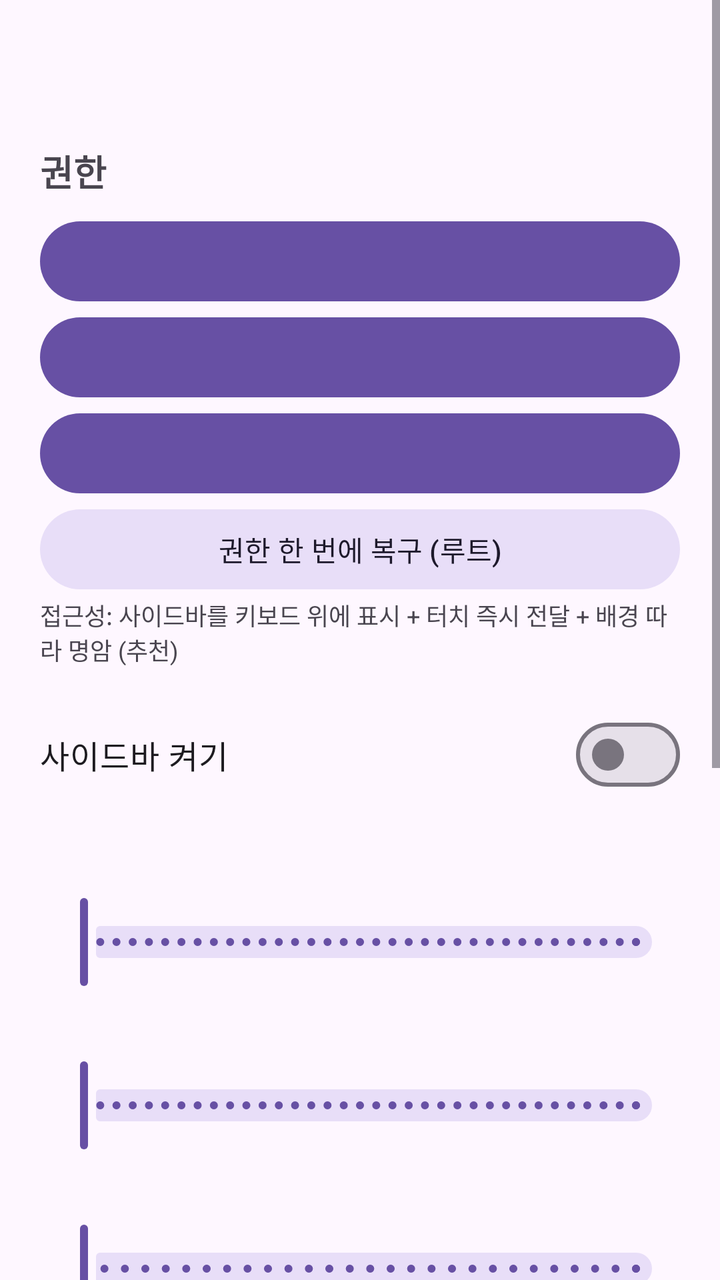
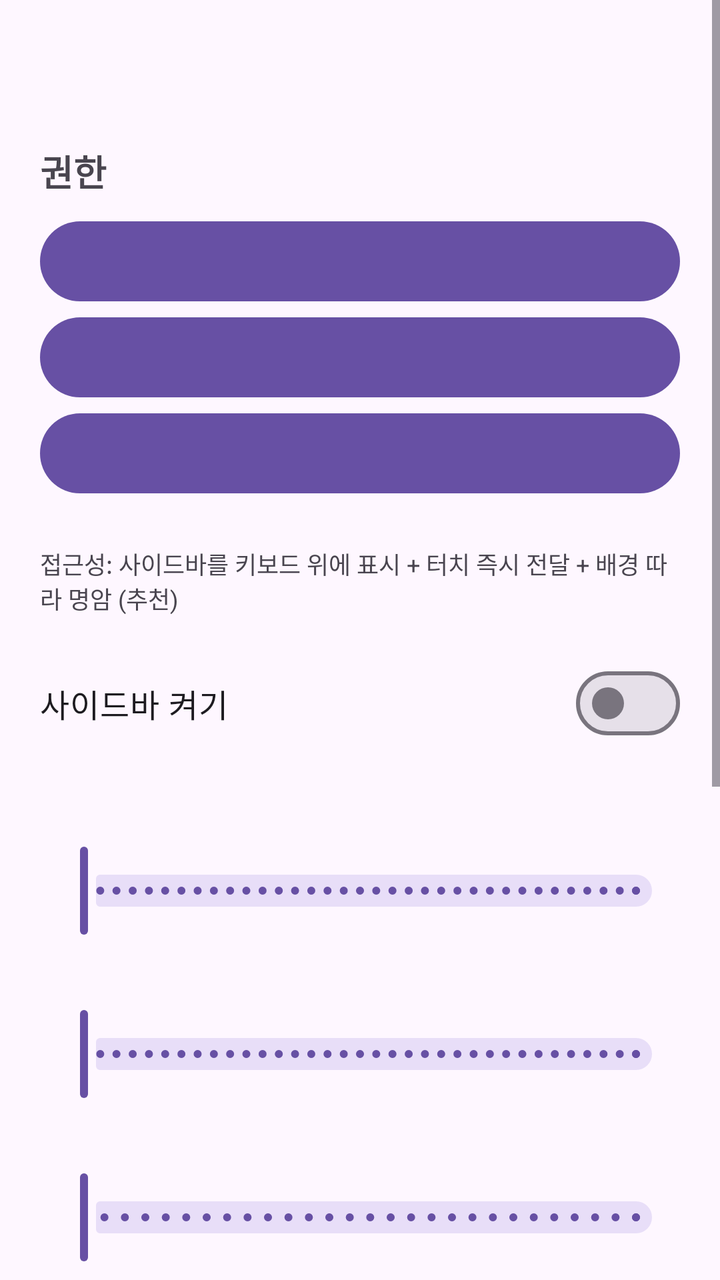

Before-and-after screenshots of an Android layout around one commit, followed by the original layout XML and the change that was made.
<!-- AndroidManifest.xml: application theme Theme.NotiPanel -->
<!-- res/layout/activity_settings.xml -->
<?xml version="1.0" encoding="utf-8"?>
<ScrollView xmlns:android="http://schemas.android.com/apk/res/android"
    android:id="@+id/root"
    android:layout_width="match_parent"
    android:layout_height="match_parent"
    android:clipToPadding="false">

    <LinearLayout
        android:layout_width="match_parent"
        android:layout_height="wrap_content"
        android:orientation="vertical"
        android:padding="20dp">

        <TextView
            android:id="@+id/appTitle"
            android:layout_width="wrap_content"
            android:layout_height="wrap_content"
            android:layout_marginBottom="20dp"
            android:textSize="24sp"
            android:textStyle="bold" />

        <TextView
            android:layout_width="wrap_content"
            android:layout_height="wrap_content"
            android:text="권한"
            android:textSize="18sp"
            android:textStyle="bold" />

        <com.google.android.material.button.MaterialButton
            android:id="@+id/btnOverlay"
            android:layout_width="match_parent"
            android:layout_height="wrap_content"
            android:layout_marginTop="8dp" />

        <com.google.android.material.button.MaterialButton
            android:id="@+id/btnListener"
            android:layout_width="match_parent"
            android:layout_height="wrap_content" />

        <com.google.android.material.button.MaterialButton
            android:id="@+id/btnA11y"
            android:layout_width="match_parent"
            android:layout_height="wrap_content" />

        <com.google.android.material.button.MaterialButton
            android:id="@+id/btnFix"
            style="@style/Widget.Material3.Button.TonalButton"
            android:layout_width="match_parent"
            android:layout_height="wrap_content"
            android:text="권한 한 번에 복구 (루트)" />

        <TextView
            android:layout_width="wrap_content"
            android:layout_height="wrap_content"
            android:text="접근성: 사이드바를 키보드 위에 표시 + 터치 즉시 전달 + 배경 따라 명암 (추천)"
            android:textSize="12sp" />

        <com.google.android.material.materialswitch.MaterialSwitch
            android:id="@+id/swEnable"
            android:layout_width="match_parent"
            android:layout_height="wrap_content"
            android:layout_marginTop="20dp"
            android:text="사이드바 켜기"
            android:textSize="16sp" />

        <TextView
            android:id="@+id/lblOpacity"
            android:layout_width="wrap_content"
            android:layout_height="wrap_content"
            android:layout_marginTop="24dp"
            android:textSize="16sp" />

        <com.google.android.material.slider.Slider
            android:id="@+id/slOpacity"
            android:layout_width="match_parent"
            android:layout_height="wrap_content"
            android:stepSize="1"
            android:valueFrom="50"
            android:valueTo="100" />

        <TextView
            android:id="@+id/lblPos"
            android:layout_width="wrap_content"
            android:layout_height="wrap_content"
            android:layout_marginTop="12dp"
            android:textSize="16sp" />

        <com.google.android.material.slider.Slider
            android:id="@+id/slPos"
            android:layout_width="match_parent"
            android:layout_height="wrap_content"
            android:stepSize="1"
            android:valueFrom="5"
            android:valueTo="95" />

        <TextView
            android:id="@+id/lblLen"
            android:layout_width="wrap_content"
            android:layout_height="wrap_content"
            android:layout_marginTop="12dp"
            android:textSize="16sp" />

        <com.google.android.material.slider.Slider
            android:id="@+id/slLen"
            android:layout_width="match_parent"
            android:layout_height="wrap_content"
            android:stepSize="1"
            android:valueFrom="3"
            android:valueTo="30" />

        <TextView
            android:id="@+id/lblWidth"
            android:layout_width="wrap_content"
            android:layout_height="wrap_content"
            android:layout_marginTop="12dp"
            android:textSize="16sp" />

        <com.google.android.material.slider.Slider
            android:id="@+id/slWidth"
            android:layout_width="match_parent"
            android:layout_height="wrap_content"
            android:stepSize="1"
            android:valueFrom="2"
            android:valueTo="14" />

        <TextView
            android:id="@+id/lblBlur"
            android:layout_width="wrap_content"
            android:layout_height="wrap_content"
            android:layout_marginTop="12dp"
            android:textSize="16sp" />

        <com.google.android.material.slider.Slider
            android:id="@+id/slBlur"
            android:layout_width="match_parent"
            android:layout_height="wrap_content"
            android:stepSize="1"
            android:valueFrom="0"
            android:valueTo="150" />
        <com.google.android.material.button.MaterialButton
            android:id="@+id/btnTest"
            style="@style/Widget.Material3.Button.OutlinedButton"
            android:layout_width="match_parent"
            android:layout_height="wrap_content"
            android:layout_marginTop="16dp"
            android:text="사이드바 5초간 보이기 (확인용)" />

        <TextView
            android:id="@+id/homeInfo"
            android:layout_width="wrap_content"
            android:layout_height="wrap_content"
            android:layout_marginTop="16dp"
            android:textSize="13sp" />

        <TextView
            android:id="@+id/blurInfo"
            android:layout_width="wrap_content"
            android:layout_height="wrap_content"
            android:layout_marginTop="16dp"
            android:textSize="13sp" />

        <TextView
            android:layout_width="wrap_content"
            android:layout_height="wrap_content"
            android:layout_marginTop="8dp"
            android:text="홈 화면에서는 아무것도 안 떠요.
다른 앱을 켜면 오른쪽 끝에 사이드바가 나오고, 왼쪽으로 밀면 알림 패널이 열려요."
            android:textSize="13sp" />

        <TextView
            android:layout_width="match_parent"
            android:layout_height="wrap_content"
            android:layout_marginTop="32dp"
            android:gravity="center"
            android:text="Powered By LeSeraphim"
            android:textSize="12sp" />
    </LinearLayout>
</ScrollView>
<!-- resources referenced by this layout -->
<resources>
  <style name="Theme.NotiPanel" parent="Theme.Material3.DayNight.NoActionBar" />
</resources>

<!-- the commit's change to res/layout/activity_settings.xml (unified diff, before → after) -->
@@ -47,7 +47,16 @@
             style="@style/Widget.Material3.Button.TonalButton"
             android:layout_width="match_parent"
             android:layout_height="wrap_content"
-            android:text="권한 한 번에 복구 (루트)" />
+            android:text="권한 한 번에 복구 (루트)"
+            android:visibility="gone" />
+
+        <TextView
+            android:id="@+id/keepInfo"
+            android:layout_width="match_parent"
+            android:layout_height="wrap_content"
+            android:layout_marginTop="6dp"
+            android:textIsSelectable="true"
+            android:textSize="12sp" />
 
         <TextView
             android:layout_width="wrap_content"
